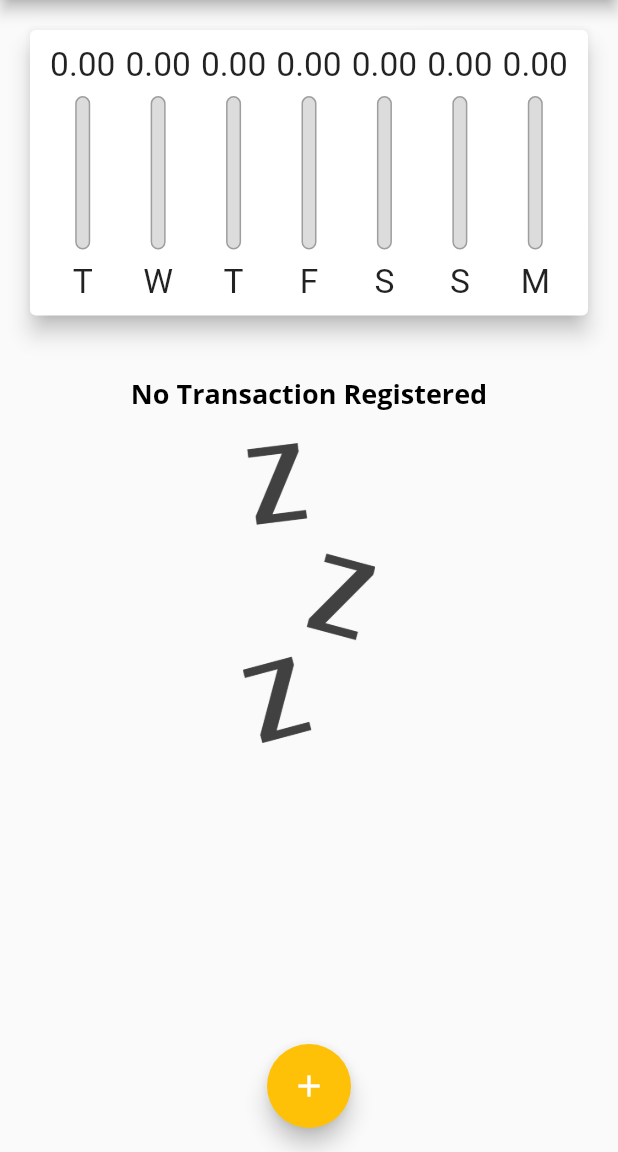
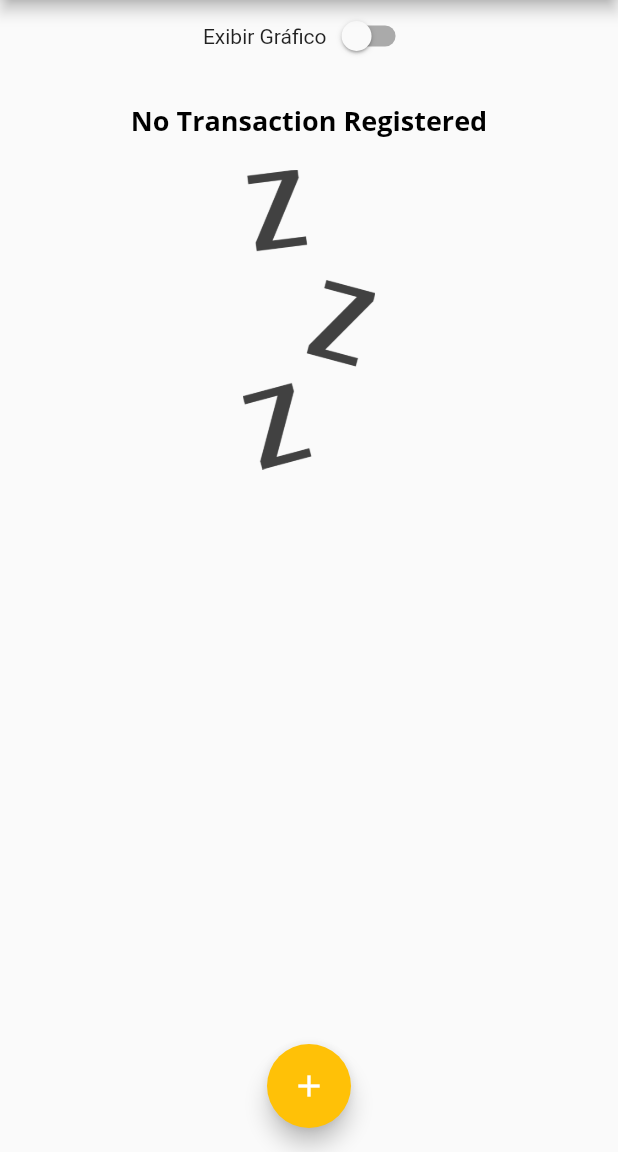
Before and after one commit to jternesconte/Expenses-App, a Flutter app: the screen it shows after launch, on a phone screen of 412 x 824 dp, the part 84-1236 px from its top. Run offline on Flutter 3.47's test engine with Material 2 defaults, Android fonts, the phone set to English and light mode, and no system bars.

Commit message:
Feat: Started a check box for open anda close graphic

```diff
--- a/lib/main.dart
+++ b/lib/main.dart
@@ -54,6 +54,7 @@ class MyHomePage extends StatefulWidget {
 class _MyHomePageState extends State<MyHomePage> {
 
   final List<Transaction> _transactions = [];
+  bool _showChart = false;
 
   List<Transaction> get _recentTransactions {
     return _transactions.where((tr) {
@@ -116,14 +117,29 @@ class _MyHomePageState extends State<MyHomePage> {
         child: Column(
           crossAxisAlignment: CrossAxisAlignment.stretch,
           children: [
-            SizedBox(
-              height: availableHeight * 0.3,
-              child: Chart(_recentTransactions),
+            Row(
+              mainAxisAlignment: MainAxisAlignment.center,
+              children: [
+                const Text("Exibir Gráfico"),
+                Switch(
+                  value: _showChart,
+                  onChanged: (value) {
+                    setState(() {
+                      _showChart = value;
+                    });
+                  },
+                ),
+              ],
             ),
-            SizedBox(
-              height: availableHeight * 0.7,
-              child: TransactionList(_transactions, _removeTransaction),
-            ),
+            _showChart
+              ? SizedBox(
+                height: availableHeight * 0.3,
+                child: Chart(_recentTransactions),
+              )
+              : SizedBox(
+                height: availableHeight * 0.7,
+                child: TransactionList(_transactions, _removeTransaction),
+              ),
           ],
         ),
       ),
```
